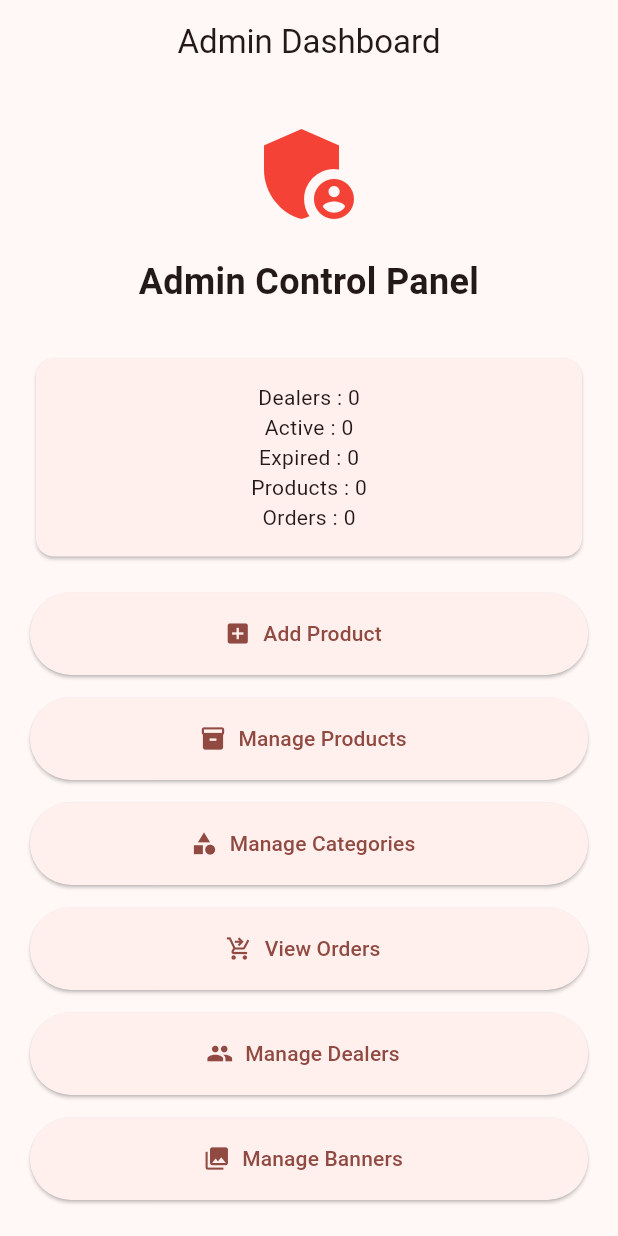
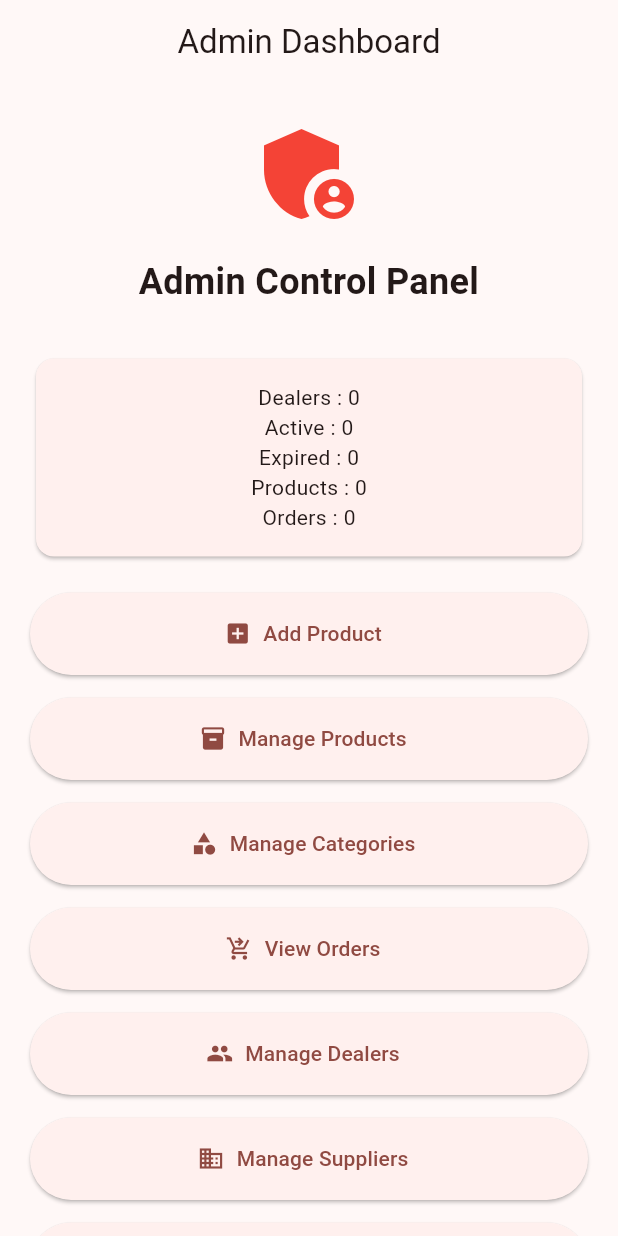
Before and after one commit to shripati7/Arihant-Bike-Scooty-Spare-App, a Flutter app: the AdminDashboard screen opened directly, on a phone screen of 412 x 824 dp. Run offline on Flutter 3.47's test engine with Material 3 defaults, Android fonts, the light colour scheme and no system bars; our stand-ins replace cached_network_image, carousel_slider, cloud_firestore, firebase_auth, firebase_core, firebase_storage and 5 more; accounts and stored records are empty.

Commit message:
Added Manage Suppliers screen and dashboard navigation

```diff
--- a/lib/admin/admin_dashboard.dart
+++ b/lib/admin/admin_dashboard.dart
@@ -2,6 +2,7 @@ import 'package:flutter/material.dart';
 import 'package:cloud_firestore/cloud_firestore.dart';
 
 import 'add_product_screen.dart';
+import 'manage_suppliers_screen.dart';
 import 'manage_categories_screen.dart';
 import 'manage_products_screen.dart';
 import 'manage_dealers_screen.dart';
@@ -179,6 +180,23 @@ class AdminDashboard extends StatelessWidget {
               width: double.infinity,
               height: 55,
               child: ElevatedButton.icon(
+                icon: const Icon(Icons.business),
+                label: const Text("Manage Suppliers"),
+                onPressed: () {
+                  Navigator.push(
+                    context,
+                    MaterialPageRoute(
+                      builder: (_) => const ManageSuppliersScreen(),
+                    ),
+                  );
+                },
+              ),
+            ),
+            const SizedBox(height: 15),
+            SizedBox(
+              width: double.infinity,
+              height: 55,
+              child: ElevatedButton.icon(
                 icon: const Icon(Icons.photo_library),
                 label: const Text("Manage Banners"),
                 onPressed: () {
```
Also changed, not shown: lib/admin/manage_suppliers_screen.dart (added, +20 -0 lines).
